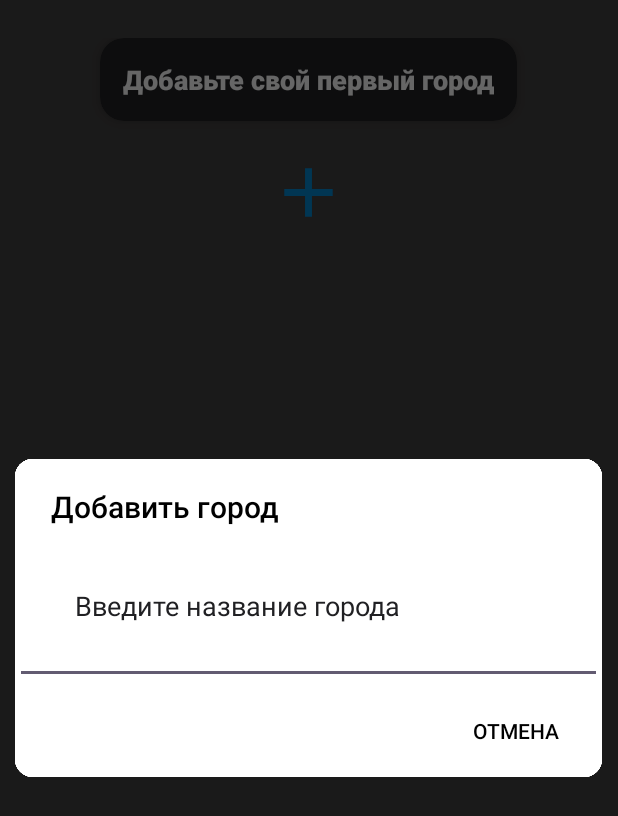
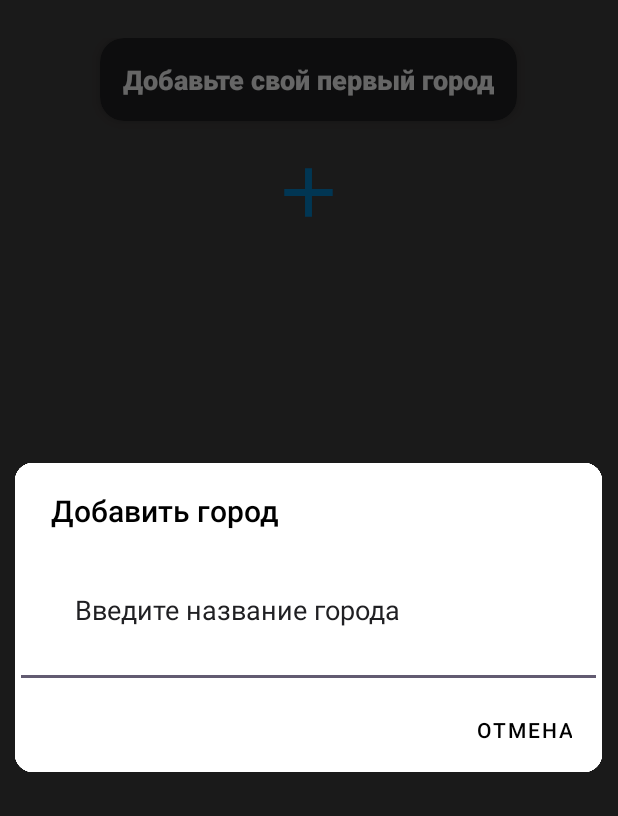
Before and after one commit to hadajh1n/Forecast, an Android app: the screen it shows after launch (MainActivity), after a tap on an icon or button, on a phone screen of 412 x 824 dp. Shown: the top 816 px of the screen. Run offline under Robolectric (Android 15) with nearby library versions, the phone set to English and light mode, and no system bars.

Commit message:
constants, dialog box button, comments removed, exceptions fixed

```diff
--- a/app/src/main/java/com/example/forecast/activity/MainActivity.kt
+++ b/app/src/main/java/com/example/forecast/activity/MainActivity.kt
@@ -32,37 +32,34 @@ class MainActivity : AppCompatActivity() {
         startActivity(intent)
     }
 
-    private val SHOW_DIALOG = "showDialog"
-    private val DIALOG_INPUT_NAME = "dialogInputText"
+    companion object {
+        private const val SHOW_DIALOG = "showDialog"
+        private const val DIALOG_INPUT_NAME = "dialogInputText"
+    }
 
     private var dialog: AlertDialog? = null
     private var dialogInputText: String? = null
-
 
     override fun onCreate(savedInstanceState: Bundle?) {
         super.onCreate(savedInstanceState)
         binding = ActivityMainBinding.inflate(layoutInflater)
         setContentView(binding.root)
 
-        setupRecyclerView()         // Функция настройки RecycleView
-        observeViewModelState()     // Функция подписки на состояния viewModel (загрузка, успех, ошибка)
-        observeMessageError()       // Функция подписки на ошибки Toast
-        setupItemTouchHelper()      // Функция удаления города свайпом
-        setupAddCityButton()        // Функция обработки кнопки для добавления города
-        setupRetryButton()          // Функция обработки кнопки для повторного подключения (ошибка)
-        restoreDialogState(savedInstanceState)  // Функция восстановления состояния диалогового окна
-        viewModel.loadCitiesFromPrefs(this@MainActivity)   // Загрузка городов из SharedPrefs
+        setupRecyclerView()
+        observeViewModelState()
+        observeMessageError()
+        setupItemTouchHelper()
+        setupAddCityButton()
+        setupRetryButton()
+        restoreDialogState(savedInstanceState)
+        viewModel.loadCitiesFromPrefs(this@MainActivity)
     }
 
-
-    // Функция настройки RecycleView
     private fun setupRecyclerView() {
         binding.rvCity.adapter = cityAdapter
         binding.rvCity.layoutManager = LinearLayoutManager(this@MainActivity)
     }
 
-
-    // Функция подписки на состояния viewModel (загрузка, успех, ошибка)
     private fun observeViewModelState() {
         viewModel.uiState.observe(this@MainActivity) { state ->
             when (state) {
@@ -98,16 +95,12 @@ class MainActivity : AppCompatActivity() {
         }
     }
 
-
-    // Функция подписки на ошибки Toast
     private fun observeMessageError() {
         viewModel.errorMessage.observe(this@MainActivity) { message ->
             Toast.makeText(this@MainActivity, message, Toast.LENGTH_SHORT).show()
         }
     }
 
-
-    // Функция удаления города свайпом
     private fun setupItemTouchHelper() {
         val itemTouchHelperCallback = object : ItemTouchHelper.SimpleCallback(0, ItemTouchHelper.LEFT or ItemTouchHelper.RIGHT) {
             override fun onMove(
@@ -130,24 +123,18 @@ class MainActivity : AppCompatActivity() {
         itemTouchHelper.attachToRecyclerView(binding.rvCity)
     }
 
-
-    // Функция обработки кнопки для добавления города
     private fun setupAddCityButton() {
         binding.btnAddCity.setOnClickListener {
             showAddCityDialog()
         }
     }
 
-
-    // Функция обработки кнопки для повторного подключения (ошибка)
     private fun setupRetryButton() {
         binding.btnRetry.setOnClickListener {
             viewModel.loadCitiesFromPrefs(this@MainActivity)
         }
     }
 
-
-    // Функция восстановления состояния диалогового окна
     private fun restoreDialogState(savedInstanceState: Bundle?) {
         if (savedInstanceState != null) {
             val showDialog = savedInstanceState.getBoolean(SHOW_DIALOG, false)
@@ -158,16 +145,12 @@ class MainActivity : AppCompatActivity() {
         }
     }
 
-
-    // Функция сохранения текущего состояния диалога
     override fun onSaveInstanceState(outState: Bundle) {
         super.onSaveInstanceState(outState)
         outState.putBoolean(SHOW_DIALOG, dialog?.isShowing == true)
         outState.putString(DIALOG_INPUT_NAME, dialogInputText)
     }
 
-
-    // Функция настройки диалога
     private fun showAddCityDialog() {
         val builder = AlertDialog.Builder(this@MainActivity, R.style.CustomAlertDialog)
         builder.setTitle(R.string.add_city_dialog_title)
--- a/app/src/main/java/com/example/forecast/viewModel/MainViewModel.kt
+++ b/app/src/main/java/com/example/forecast/viewModel/MainViewModel.kt
@@ -23,21 +23,19 @@ class MainViewModel : ViewModel() {
     private val _errorMessage = MutableLiveData<String>()
     val errorMessage : LiveData<String> get() = _errorMessage
 
-    private val PREFS_NAME = "WeatherAppPrefs"
-    private val PREFS_KEY_CITIES = "cities"
+    companion object {
+        private const val PREFS_NAME = "WeatherAppPrefs"
+        private const val PREFS_KEY_CITIES = "cities"
+    }
 
-
-    // Функция получения API-ключа для погоды
     private fun getApiKey(context: Context) : String {
         val apiKey = context.getString(R.string.weather_api_key)
         if (apiKey.isEmpty()) {
-            throw IllegalStateException(context.getString(R.string.error_api_key_missing))
+            throw IllegalStateException("Missing API key")
         }
         return apiKey
     }
 
-
-    // Функция добавления города и загрузка его погоды
     fun addCity(cityName: String, context: Context) {
         viewModelScope.launch {
             try {
@@ -65,8 +63,6 @@ class MainViewModel : ViewModel() {
         }
     }
 
-
-    // Функция загрузки погоды для списка городов
     private suspend fun loadWeatherForCities(cityNames: List<String>, apiKey: String): List<CurrentWeather> {
         val currentCities = mutableListOf<CurrentWeather>()
         for (name in cityNames) {
@@ -76,22 +72,16 @@ class MainViewModel : ViewModel() {
         return currentCities
     }
 
-
-    // Функция сохранения списка городов в SharedPreferences
     private fun saveCities(context: Context, cityNames: List<String>) {
         val prefs = context.getSharedPreferences(PREFS_NAME, Context.MODE_PRIVATE)
         prefs.edit().putStringSet(PREFS_KEY_CITIES, cityNames.toSet()).apply()
     }
 
-
-    // Функция получения списка городов из SharedPreferences
     private fun getCitiesFromPrefs(context: Context): List<String> {
         val prefs = context.getSharedPreferences(PREFS_NAME, Context.MODE_PRIVATE)
         return prefs.getStringSet(PREFS_KEY_CITIES, emptySet())?.toList() ?: emptyList()
     }
 
-
-    // Функция загрузки городов из SharedPreferences с обновлением погоды
     fun loadCitiesFromPrefs(context: Context) {
         viewModelScope.launch {
             _uiState.value = MainUIState.Loading
@@ -113,8 +103,6 @@ class MainViewModel : ViewModel() {
         }
     }
 
-
-    // Функция удаления города из списка и обновление UI
     fun removeCity(cityName: String, context: Context) {
         val currentCities = getCitiesFromPrefs(context).toMutableList()
         currentCities.removeAll { it.equals(cityName, ignoreCase = true) }
--- a/app/src/main/res/values/strings.xml
+++ b/app/src/main/res/values/strings.xml
@@ -16,7 +16,6 @@
     <string name="error_fetch_current_weather">Не удалось загрузить текущую погоду! Проверьте наличие Интернета</string>
     <string name="error_fetch_forecast">Не удалось загрузить прогноз</string>
     <string name="unknown_city">Неизвестный город</string>
-    <string name="error_api_key_missing">Ошибка приложения. Попробуйте позже!</string>
     <string name="error_loading_data">Ошибка загрузки данных</string>
     <string name="error_no_data">Нет данных</string>
     // Формат температуры
--- a/app/src/main/res/values/style.xml
+++ b/app/src/main/res/values/style.xml
@@ -72,6 +72,11 @@
         <item name="android:windowBackground">@drawable/dialog_background</item>
         <item name="android:colorPrimary">@color/black</item>
         <item name="android:textColorPrimary">@color/black</item>
+        <item name="buttonBarNegativeButtonStyle">@style/btnNegativeStyle</item>
+    </style>
+
+    <style name="btnNegativeStyle" parent="Widget.MaterialComponents.Button.TextButton.Dialog">
+        <item name="android:textColor">@color/black</item>
     </style>
 
 </resources>
```
Also changed, not shown: app/src/main/java/com/example/forecast/activity/DetailActivity.kt (+5 -14 lines), app/src/main/java/com/example/forecast/viewModel/DetailViewModel.kt (+5 -9 lines), 1 other file.
